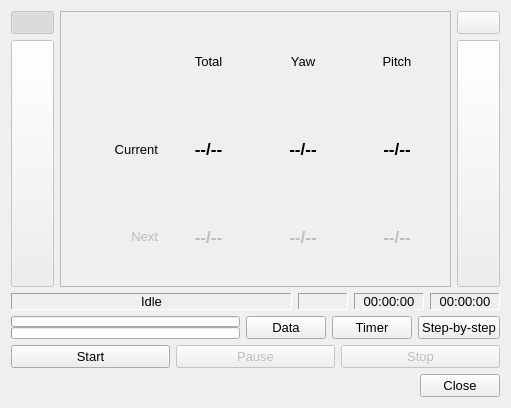
First picture: the form in papywizard/view/shootDialog.ui, repository bingostar89/Papywizard, before the edit.
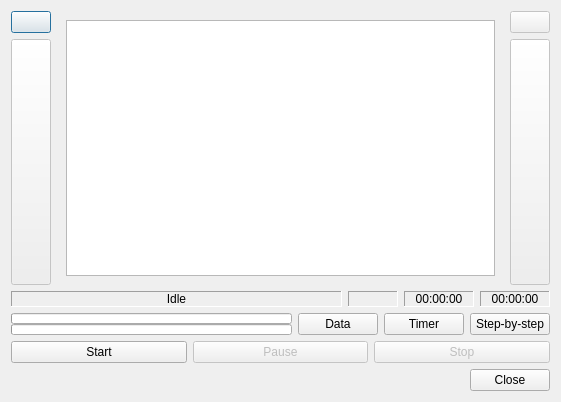
Second picture: the form after the edit. Icons and pictures are not drawn.

```diff
--- a/papywizard/view/shootDialog.ui
+++ b/papywizard/view/shootDialog.ui
@@ -1,25 +1,23 @@
 <ui version="4.0" >
- <class>Dialog</class>
- <widget class="QDialog" name="Dialog" >
+ <class>dialog</class>
+ <widget class="QDialog" name="dialog" >
+  <property name="windowModality" >
+   <enum>Qt::NonModal</enum>
+  </property>
   <property name="geometry" >
    <rect>
     <x>0</x>
     <y>0</y>
-    <width>511</width>
-    <height>408</height>
+    <width>561</width>
+    <height>402</height>
    </rect>
   </property>
-  <property name="font" >
-   <font>
-    <pointsize>10</pointsize>
-   </font>
-  </property>
   <property name="windowTitle" >
    <string>Shooting</string>
   </property>
   <property name="windowIcon" >
-   <iconset>
-    <normaloff>../../../../../papywizard80x80.png</normaloff>../../../../../papywizard80x80.png</iconset>
+   <iconset resource="icons.qrc" >
+    <normaloff>:/icons/papywizard.png</normaloff>:/icons/papywizard.png</iconset>
   </property>
   <property name="modal" >
    <bool>true</bool>
@@ -32,9 +30,9 @@
        <item>
         <layout class="QVBoxLayout" name="verticalLayout_2" >
          <item>
-          <widget class="QPushButton" name="textViewPushButton" >
+          <widget class="QPushButton" name="shootingStackPushButton" >
            <property name="enabled" >
-            <bool>false</bool>
+            <bool>true</bool>
            </property>
            <property name="sizePolicy" >
             <sizepolicy vsizetype="Fixed" hsizetype="Fixed" >
@@ -53,7 +51,7 @@
             <bool>true</bool>
            </property>
            <property name="checked" >
-            <bool>true</bool>
+            <bool>false</bool>
            </property>
           </widget>
          </item>
@@ -70,7 +68,7 @@
            </property>
            <property name="minimumSize" >
             <size>
-             <width>4</width>
+             <width>0</width>
              <height>0</height>
             </size>
            </property>
@@ -92,21 +90,20 @@
         </layout>
        </item>
        <item>
-        <widget class="QFrame" name="shootingFrame" >
-         <property name="sizePolicy" >
-          <sizepolicy vsizetype="MinimumExpanding" hsizetype="MinimumExpanding" >
-           <horstretch>0</horstretch>
-           <verstretch>0</verstretch>
-          </sizepolicy>
+        <widget class="QStackedWidget" name="shootingStackedWidget" >
+         <property name="currentIndex" >
+          <number>0</number>
          </property>
-         <property name="frameShape" >
-          <enum>QFrame::StyledPanel</enum>
-         </property>
-         <property name="frameShadow" >
-          <enum>QFrame::Sunken</enum>
-         </property>
-         <layout class="QVBoxLayout" name="verticalLayout_6" >
-          <item>
+         <widget class="QWidget" name="shootingGraphicsPage" >
+          <layout class="QGridLayout" name="gridLayout_2" >
+           <item row="0" column="0" >
+            <widget class="QGraphicsView" name="shootingGraphicsView" />
+           </item>
+          </layout>
+         </widget>
+         <widget class="QWidget" name="shootingTextPage" >
+          <layout class="QGridLayout" name="gridLayout" >
+           <item row="0" column="0" >
            <layout class="QGridLayout" name="textShootingGridLayout" >
             <item row="0" column="1" >
              <widget class="QLabel" name="label_3" >
@@ -155,7 +152,6 @@
              <widget class="QLabel" name="currentIndexLabel" >
               <property name="font" >
                <font>
-                <pointsize>13</pointsize>
                 <weight>75</weight>
                 <bold>true</bold>
                </font>
@@ -172,7 +168,6 @@
              <widget class="QLabel" name="yawCurrentIndexLabel" >
               <property name="font" >
                <font>
-                <pointsize>13</pointsize>
                 <weight>75</weight>
                 <bold>true</bold>
                </font>
@@ -189,7 +184,6 @@
              <widget class="QLabel" name="pitchCurrentIndexLabel" >
               <property name="font" >
                <font>
-                <pointsize>13</pointsize>
                 <weight>75</weight>
                 <bold>true</bold>
                </font>
@@ -225,7 +219,6 @@
               </property>
               <property name="font" >
                <font>
-                <pointsize>13</pointsize>
                 <weight>75</weight>
                 <bold>true</bold>
                </font>
@@ -245,7 +238,6 @@
               </property>
               <property name="font" >
                <font>
-                <pointsize>13</pointsize>
                 <weight>75</weight>
                 <bold>true</bold>
                </font>
@@ -265,7 +257,6 @@
               </property>
               <property name="font" >
                <font>
-                <pointsize>13</pointsize>
                 <weight>75</weight>
                 <bold>true</bold>
                </font>
@@ -281,6 +272,7 @@
            </layout>
           </item>
          </layout>
+         </widget>
         </widget>
        </item>
        <item>
@@ -342,11 +334,6 @@
        </property>
        <item>
         <widget class="QLabel" name="sequenceLabel" >
-         <property name="font" >
-          <font>
-           <pointsize>10</pointsize>
-          </font>
-         </property>
          <property name="frameShape" >
           <enum>QFrame::Panel</enum>
          </property>
@@ -375,11 +362,6 @@
            <height>0</height>
           </size>
          </property>
-         <property name="font" >
-          <font>
-           <pointsize>10</pointsize>
-          </font>
-         </property>
          <property name="frameShape" >
           <enum>QFrame::Panel</enum>
          </property>
@@ -408,11 +390,6 @@
            <height>0</height>
           </size>
          </property>
-         <property name="font" >
-          <font>
-           <pointsize>10</pointsize>
-          </font>
-         </property>
          <property name="frameShape" >
           <enum>QFrame::Panel</enum>
          </property>
@@ -444,11 +421,6 @@
            <height>0</height>
           </size>
          </property>
-         <property name="font" >
-          <font>
-           <pointsize>10</pointsize>
-          </font>
-         </property>
          <property name="frameShape" >
           <enum>QFrame::Panel</enum>
          </property>
@@ -478,7 +450,7 @@
          <item>
           <widget class="QProgressBar" name="shootingProgressBar" >
            <property name="sizePolicy" >
-            <sizepolicy vsizetype="Fixed" hsizetype="Expanding" >
+            <sizepolicy vsizetype="Maximum" hsizetype="Expanding" >
              <horstretch>0</horstretch>
              <verstretch>0</verstretch>
             </sizepolicy>
@@ -489,11 +461,6 @@
              <height>1</height>
             </size>
            </property>
-           <property name="font" >
-            <font>
-             <pointsize>10</pointsize>
-            </font>
-           </property>
            <property name="value" >
             <number>0</number>
            </property>
@@ -511,7 +478,7 @@
          <item>
           <widget class="QProgressBar" name="totalProgressBar" >
            <property name="sizePolicy" >
-            <sizepolicy vsizetype="Fixed" hsizetype="Expanding" >
+            <sizepolicy vsizetype="Maximum" hsizetype="Expanding" >
              <horstretch>0</horstretch>
              <verstretch>0</verstretch>
             </sizepolicy>
@@ -522,11 +489,6 @@
              <height>1</height>
             </size>
            </property>
-           <property name="font" >
-            <font>
-             <pointsize>10</pointsize>
-            </font>
-           </property>
            <property name="value" >
             <number>0</number>
            </property>
@@ -542,10 +504,11 @@
          <property name="enabled" >
           <bool>true</bool>
          </property>
-         <property name="font" >
-          <font>
-           <pointsize>10</pointsize>
-          </font>
+         <property name="sizePolicy" >
+          <sizepolicy vsizetype="Maximum" hsizetype="Minimum" >
+           <horstretch>0</horstretch>
+           <verstretch>0</verstretch>
+          </sizepolicy>
          </property>
          <property name="text" >
           <string>Data</string>
@@ -560,6 +523,9 @@
            <height>16</height>
           </size>
          </property>
+         <property name="flat" >
+          <bool>false</bool>
+         </property>
         </widget>
        </item>
        <item>
@@ -567,10 +533,11 @@
          <property name="enabled" >
           <bool>true</bool>
          </property>
-         <property name="font" >
-          <font>
-           <pointsize>10</pointsize>
-          </font>
+         <property name="sizePolicy" >
+          <sizepolicy vsizetype="Maximum" hsizetype="Minimum" >
+           <horstretch>0</horstretch>
+           <verstretch>0</verstretch>
+          </sizepolicy>
          </property>
          <property name="text" >
           <string>Timer</string>
@@ -585,14 +552,18 @@
            <height>16</height>
           </size>
          </property>
+         <property name="flat" >
+          <bool>false</bool>
+         </property>
         </widget>
        </item>
        <item>
         <widget class="QPushButton" name="stepByStepPushButton" >
-         <property name="font" >
-          <font>
-           <pointsize>10</pointsize>
-          </font>
+         <property name="sizePolicy" >
+          <sizepolicy vsizetype="Maximum" hsizetype="Minimum" >
+           <horstretch>0</horstretch>
+           <verstretch>0</verstretch>
+          </sizepolicy>
          </property>
          <property name="text" >
           <string>Step-by-step</string>
@@ -610,6 +581,9 @@
          <property name="checkable" >
           <bool>true</bool>
          </property>
+         <property name="flat" >
+          <bool>false</bool>
+         </property>
         </widget>
        </item>
       </layout>
@@ -618,10 +592,11 @@
       <layout class="QHBoxLayout" name="horizontalLayout" >
        <item>
         <widget class="QPushButton" name="startPushButton" >
-         <property name="font" >
-          <font>
-           <pointsize>10</pointsize>
-          </font>
+         <property name="sizePolicy" >
+          <sizepolicy vsizetype="Maximum" hsizetype="Minimum" >
+           <horstretch>0</horstretch>
+           <verstretch>0</verstretch>
+          </sizepolicy>
          </property>
          <property name="text" >
           <string>Start</string>
@@ -636,6 +611,9 @@
            <height>16</height>
           </size>
          </property>
+         <property name="flat" >
+          <bool>false</bool>
+         </property>
         </widget>
        </item>
        <item>
@@ -643,10 +621,11 @@
          <property name="enabled" >
           <bool>false</bool>
          </property>
-         <property name="font" >
-          <font>
-           <pointsize>10</pointsize>
-          </font>
+         <property name="sizePolicy" >
+          <sizepolicy vsizetype="Maximum" hsizetype="Minimum" >
+           <horstretch>0</horstretch>
+           <verstretch>0</verstretch>
+          </sizepolicy>
          </property>
          <property name="text" >
           <string>Pause</string>
@@ -661,6 +640,9 @@
            <height>16</height>
           </size>
          </property>
+         <property name="flat" >
+          <bool>false</bool>
+         </property>
         </widget>
        </item>
        <item>
@@ -668,10 +650,11 @@
          <property name="enabled" >
           <bool>false</bool>
          </property>
-         <property name="font" >
-          <font>
-           <pointsize>10</pointsize>
-          </font>
+         <property name="sizePolicy" >
+          <sizepolicy vsizetype="Maximum" hsizetype="Minimum" >
+           <horstretch>0</horstretch>
+           <verstretch>0</verstretch>
+          </sizepolicy>
          </property>
          <property name="text" >
           <string>Stop</string>
@@ -686,6 +669,9 @@
            <height>16</height>
           </size>
          </property>
+         <property name="flat" >
+          <bool>false</bool>
+         </property>
         </widget>
        </item>
       </layout>
@@ -694,11 +680,6 @@
    </item>
    <item>
     <widget class="QDialogButtonBox" name="buttonBox" >
-     <property name="font" >
-      <font>
-       <pointsize>10</pointsize>
-      </font>
-     </property>
      <property name="orientation" >
       <enum>Qt::Horizontal</enum>
      </property>
```
Left out of the diff: 4 changed lines with no effect on the pictures. Lines whose indentation alone changed are shown as unchanged.
